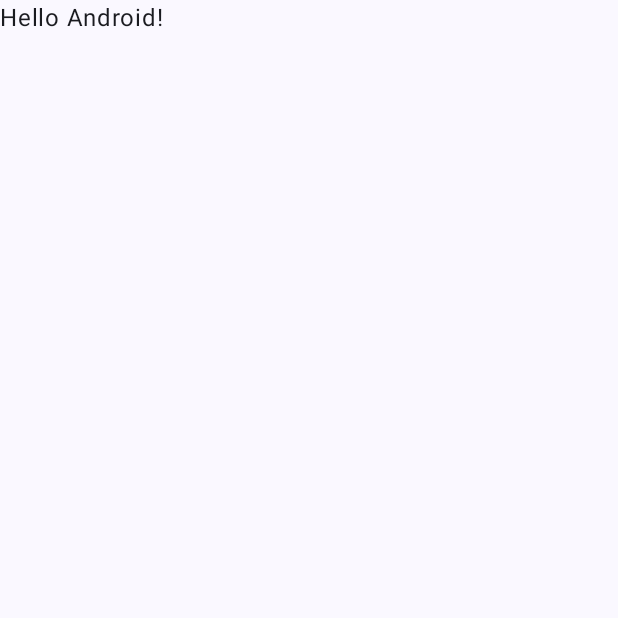
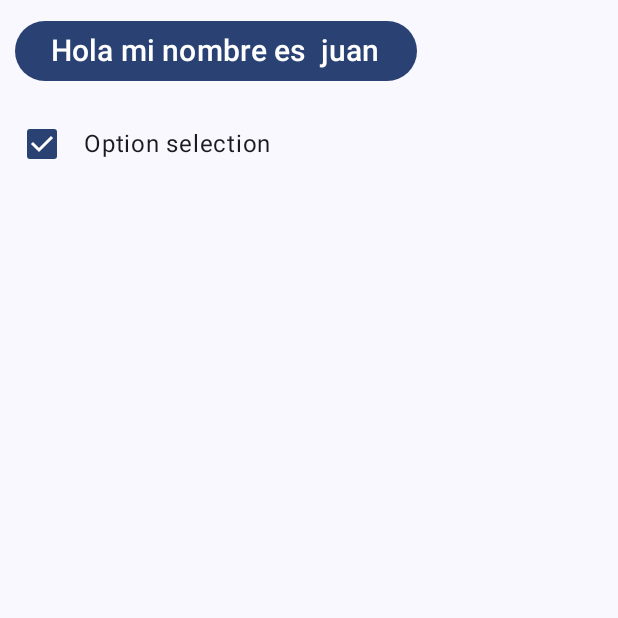
Before and after one commit to CERO-1/kspiguana, an Android app built with Jetpack Compose: the screen it shows after launch (MainActivity), on a phone screen of 412 x 824 dp, the top half of it. Before the commit the part shown is almost empty. Run offline under Robolectric (Android 15) with nearby library versions, the phone set to English and light mode, and no system bars; our stand-ins replace Dagger/Hilt's generated code.

Commit message:
Curso
pruebas

```diff
--- a/app/src/main/java/com/pry/kspiguana/MainActivity.kt
+++ b/app/src/main/java/com/pry/kspiguana/MainActivity.kt
@@ -1,15 +1,34 @@
 package com.pry.kspiguana
 
 import android.os.Bundle
+import android.widget.Toast
 import androidx.activity.ComponentActivity
 import androidx.activity.compose.setContent
+import androidx.compose.foundation.layout.Column
+import androidx.compose.foundation.layout.Row
+import androidx.compose.foundation.layout.fillMaxHeight
 import androidx.compose.foundation.layout.fillMaxSize
+import androidx.compose.foundation.layout.fillMaxWidth
+import androidx.compose.foundation.layout.height
+import androidx.compose.foundation.layout.padding
+import androidx.compose.foundation.lazy.LazyColumn
+import androidx.compose.foundation.selection.toggleable
+import androidx.compose.material3.Button
+import androidx.compose.material3.Checkbox
 import androidx.compose.material3.MaterialTheme
 import androidx.compose.material3.Surface
 import androidx.compose.material3.Text
 import androidx.compose.runtime.Composable
+import androidx.compose.runtime.mutableStateOf
+import androidx.compose.runtime.remember
+import androidx.compose.ui.Alignment
 import androidx.compose.ui.Modifier
+import androidx.compose.ui.platform.LocalContext
+import androidx.compose.ui.res.stringResource
+import androidx.compose.ui.semantics.Role
 import androidx.compose.ui.tooling.preview.Preview
+import androidx.compose.ui.unit.dp
+import androidx.compose.ui.unit.sp
 import com.pry.kspiguana.ui.theme.KsPIguanaTheme
 
 class MainActivity : ComponentActivity() {
@@ -22,7 +41,7 @@ class MainActivity : ComponentActivity() {
                     modifier = Modifier.fillMaxSize(),
                     color = MaterialTheme.colorScheme.background
                 ) {
-                    Greeting("Android")
+                    MyLazyColum()
                 }
             }
         }
@@ -30,17 +49,61 @@ class MainActivity : ComponentActivity() {
 }
 
 @Composable
-fun Greeting(name: String, modifier: Modifier = Modifier) {
-    Text(
-        text = "Hello $name!",
-        modifier = modifier
-    )
+fun MyLazyColum() {
+    Column(
+        Modifier
+            .fillMaxWidth()
+            .fillMaxHeight()
+    ) {
+        HelloWorld("juan")
+        val (checkedState, onStateChange) = remember { mutableStateOf(true) }
+        MycheckBox(checkedState, onStateChange)
+    }
 }
 
-@Preview(showBackground = true)
+@Composable
+fun MycheckBox(checkedState: Boolean, onStateChange: (Boolean) -> Unit) {
+    Row(
+        Modifier
+            .fillMaxWidth()
+            .height(56.dp)
+            .toggleable(
+                value = checkedState,
+                onValueChange = { onStateChange(!checkedState) },
+                role = Role.Checkbox
+            )
+            .padding(horizontal = 16.dp),
+        verticalAlignment = Alignment.CenterVertically
+    ) {
+        Checkbox(
+            checked = checkedState,
+            onCheckedChange = null // null recommended for accessibility with screenreaders
+        )
+        Text(
+            text = "Option selection",
+            style = MaterialTheme.typography.bodyLarge,
+            modifier = Modifier.padding(start = 16.dp)
+        )
+    }
+}
+
+@Composable
+fun HelloWorld(name: String) {
+    val context = LocalContext.current
+    Button(
+        onClick = {
+            Toast.makeText(context, name, Toast.LENGTH_LONG).show()
+        },
+        modifier = Modifier.padding(10.dp)
+    ) {
+        Text(text = stringResource(id = R.string.hello_worl)+"  $name", fontSize = 20.sp)
+    }
+}
+
+@Preview(showBackground = true, showSystemUi = true)
 @Composable
 fun GreetingPreview() {
-    KsPIguanaTheme {
-        Greeting("Android")
-    }
+    //HelloWorld(name = "juan")
+    val (checkedState, onStateChange) = remember { mutableStateOf(true) }
+    MycheckBox(checkedState, onStateChange)
 }
--- a/app/src/main/res/values/strings.xml
+++ b/app/src/main/res/values/strings.xml
@@ -1,3 +1,4 @@
 <resources>
     <string name="app_name">KsPIguana</string>
+    <string name="hello_worl">Hola mi nombre es  </string>
 </resources>
```
